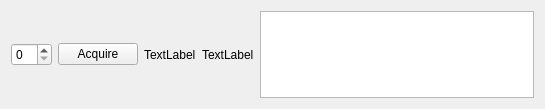
Above: generalassetform.ui from gijsje789/SoldiersOfFortune before the change. Below: the same form after it.
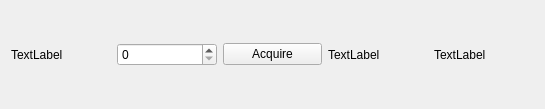
That is the form after the change.

Commit message: Added Organization screen. Added scar-l, scar-h, ak-47 to weapons.json.

What changed in the file:
```diff
--- a/generalassetform.ui
+++ b/generalassetform.ui
@@ -16,6 +16,13 @@
   <layout class="QGridLayout" name="gridLayout">
    <item row="0" column="0">
     <layout class="QHBoxLayout" name="horizontalLayout">
+     <item>
+      <widget class="QLabel" name="weaponLabel">
+       <property name="text">
+        <string>TextLabel</string>
+       </property>
+      </widget>
+     </item>
      <item>
       <widget class="QSpinBox" name="amountSpinBox"/>
      </item>
@@ -40,13 +47,6 @@
        </property>
       </widget>
      </item>
-     <item>
-      <widget class="QTextEdit" name="InfoScreen">
-       <property name="readOnly">
-        <bool>true</bool>
-       </property>
-      </widget>
-     </item>
     </layout>
    </item>
   </layout>
```
The commit also changes 10 other files.
